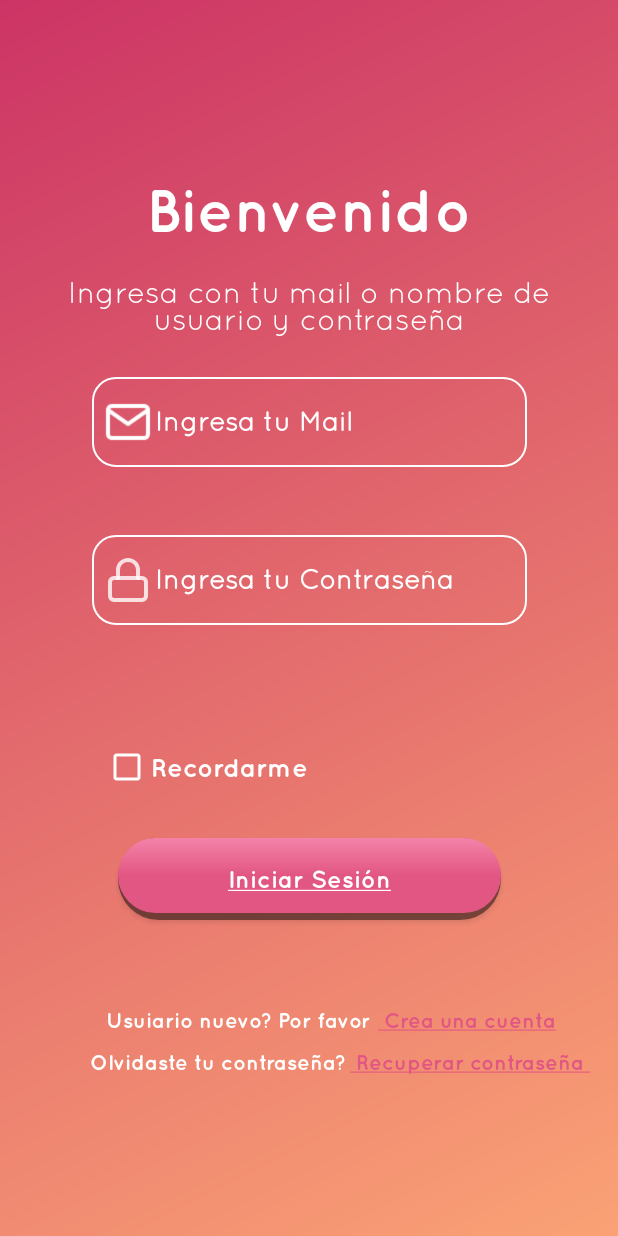
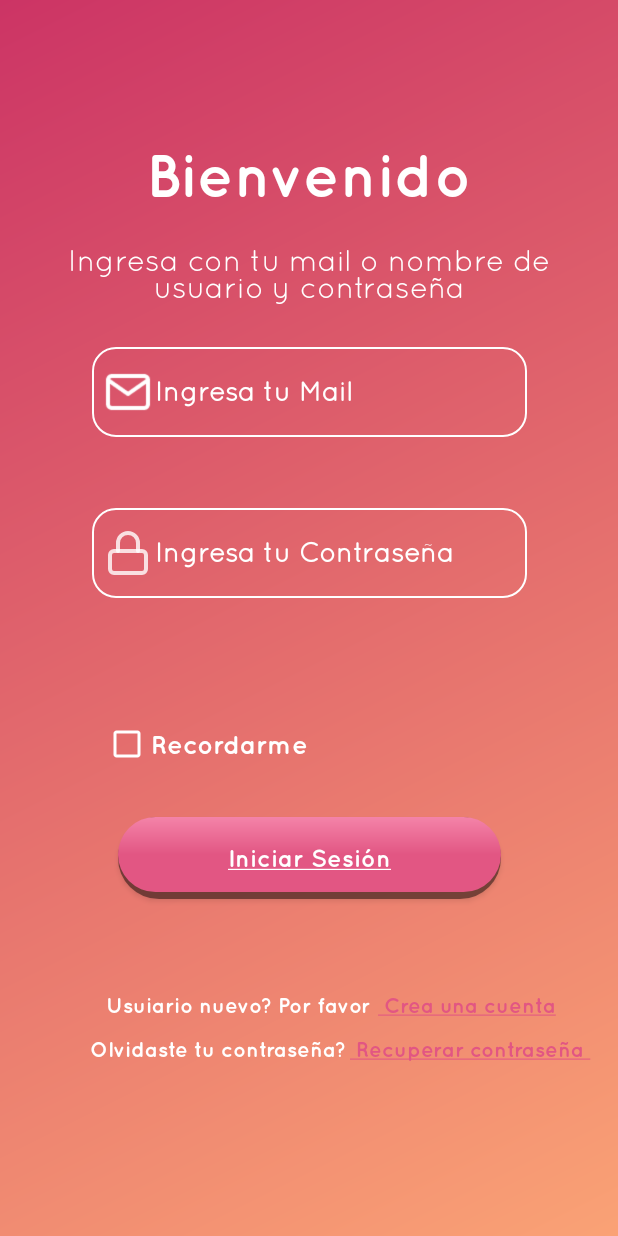
Before and after one commit to juancruz2020/front-desarrollo-de-aplicaciones, an Android app: the screen it shows after launch (Login), on a phone screen of 412 x 824 dp. Run offline under Robolectric (Android 15) with nearby library versions, the phone set to English and light mode, and no system bars.

Commit message:
Update activity_login.xml

```diff
--- a/app/src/main/res/layout/activity_login.xml
+++ b/app/src/main/res/layout/activity_login.xml
@@ -23,7 +23,7 @@
         app:layout_constraintBottom_toBottomOf="parent"
         app:layout_constraintStart_toStartOf="parent"
         app:layout_constraintEnd_toEndOf="parent"
-        app:layout_constraintVertical_bias="0.15"
+        app:layout_constraintVertical_bias="0.12"
         />
 
     <TextView
```
